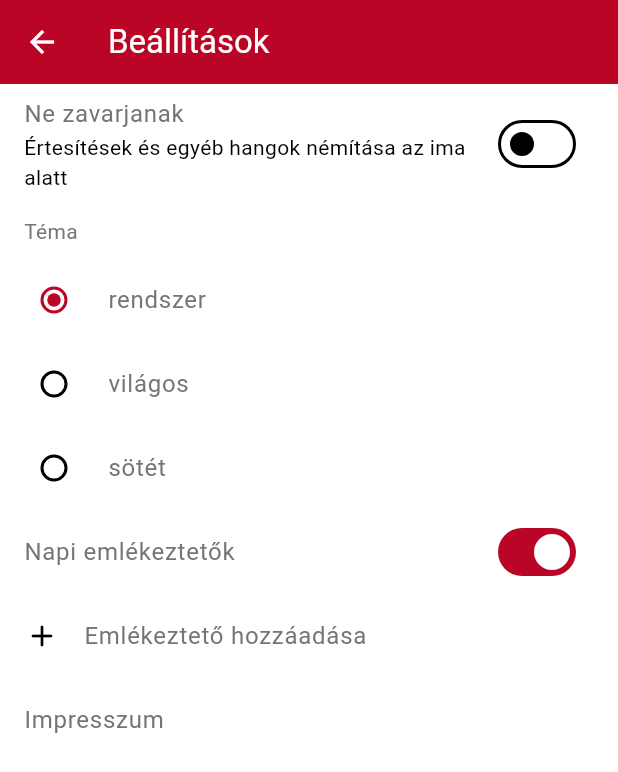
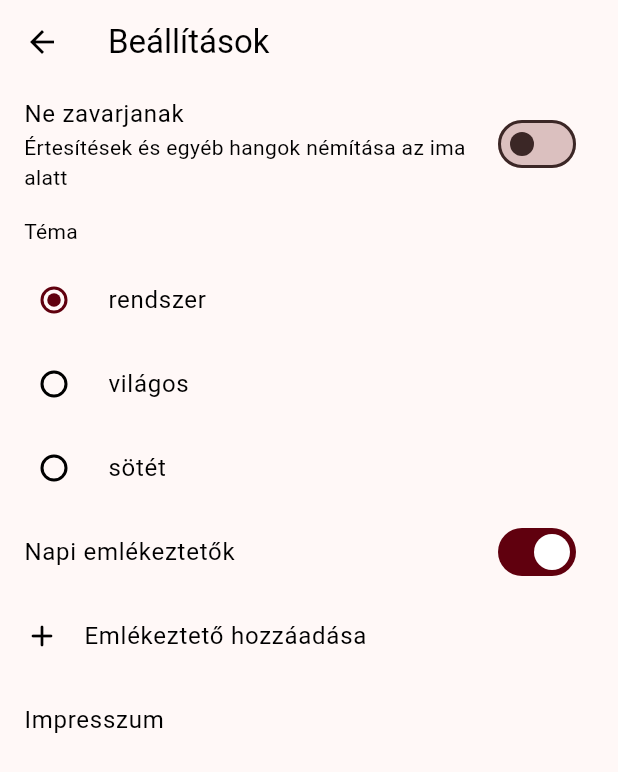
Before and after one commit to szentjozsefhackathon/ignacio_prayers_flutter_application, a Flutter app: the SettingsPage screen opened by its route, after a tap on "Ne zavarjanak", on a phone screen of 412 x 824 dp. Shown: the top 772 px of the screen. Run offline on Flutter 3.47's test engine with Material 3 defaults, Android fonts, the phone set to English and light mode, and no system bars; our stand-ins replace diacritic, just_audio, permission_handler, shared_preferences; missing offline and left inert: alarm, do_not_disturb, slugify; accounts and stored records are empty; generated files the repository leaves out were written again; network calls fail; statements that could not run were skipped.

Commit message:
make theme feel more material 3

```diff
--- a/lib/main.dart
+++ b/lib/main.dart
@@ -1,4 +1,5 @@
 import 'dart:io' show Platform;
+
 import 'package:alarm/alarm.dart';
 import 'package:flutter/foundation.dart' show kIsWeb;
 import 'package:flutter/material.dart';
@@ -7,9 +8,9 @@ import 'package:flutter_web_plugins/url_strategy.dart';
 import 'package:logging/logging.dart';
 import 'package:provider/provider.dart';
 
-import 'theme/theme.dart'; // Import the colors file
 import 'data/settings_data.dart';
 import 'routes.dart';
+import 'theme.dart';
 
 void main() async {
   WidgetsFlutterBinding.ensureInitialized();
@@ -38,8 +39,8 @@ class IgnacioPrayersApp extends StatelessWidget {
           final settings = context.watch<SettingsData>();
           return MaterialApp(
             title: 'Ignáci imák',
-            theme: AppTheme.lightTheme,
-            darkTheme: AppTheme.darkTheme,
+            theme: AppTheme.light,
+            darkTheme: AppTheme.dark,
             themeMode: settings.themeMode,
             initialRoute: Routes.home,
             onGenerateRoute: Routes.onGenerateRoute,
--- /dev/null
+++ b/lib/theme.dart
@@ -0,0 +1,28 @@
+import 'package:flutter/material.dart';
+
+class AppTheme {
+  AppTheme._();
+
+  static const _kPrimaryColor = Color(0xFFBA0527);
+  static const _kPrimaryColorDark = Color(0xFFBA0527);
+
+  static final light = ThemeData(
+    brightness: Brightness.light,
+    colorScheme: ColorScheme.fromSeed(
+      seedColor: _kPrimaryColor,
+      brightness: Brightness.light,
+      dynamicSchemeVariant: DynamicSchemeVariant.vibrant,
+      contrastLevel: 1,
+    ),
+  );
+
+  static final dark = ThemeData(
+    brightness: Brightness.dark,
+    colorScheme: ColorScheme.fromSeed(
+      seedColor: _kPrimaryColorDark,
+      brightness: Brightness.dark,
+      dynamicSchemeVariant: DynamicSchemeVariant.vibrant,
+      contrastLevel: 1,
+    ),
+  );
+}
--- a/lib/theme/colors.dart
+++ /dev/null
@@ -1,12 +0,0 @@
-import 'package:flutter/material.dart';
-
-class AppColors {
-  static const Color primary = Color(0xFFBA0527);
-  static const Color primaryDark = Color(0xFFBA0527);
-  static const Color primaryLight = Color(0xFFFFCDD2);
-  static const Color accent = Color(0xFF607D8B);
-  static const Color primaryText = Color(0xFF212121);
-  static const Color secondaryText = Color(0xFF757575);
-  static const Color icons = Color(0xFFFFFFFF);
-  static const Color divider = Color(0xFFBDBDBD);
-}
--- a/lib/theme/theme.dart
+++ /dev/null
@@ -1,42 +0,0 @@
-import 'package:flutter/material.dart';
-import 'colors.dart'; // Import the colors file
-
-class AppTheme {
-  static final lightTheme = ThemeData(
-    brightness: Brightness.light,
-    colorScheme: const ColorScheme.light().copyWith(
-      primary: AppColors.primary,
-      onPrimary: AppColors.icons,
-      secondary: AppColors.accent,
-      onSecondary: Colors.white,
-      surface: Colors.white,
-      onSurface: AppColors.secondaryText,
-      error: Colors.red,
-      onError: Colors.white,
-    ),
-    appBarTheme: const AppBarTheme(
-      backgroundColor: AppColors.primary,
-      foregroundColor: AppColors.icons,
-    ),
-    dividerColor: AppColors.divider,
-  );
-
-  static final darkTheme = ThemeData(
-    brightness: Brightness.dark,
-    colorScheme: const ColorScheme.dark().copyWith(
-      primary: AppColors.primaryDark,
-      onPrimary: AppColors.icons,
-      secondary: AppColors.accent,
-      onSecondary: Colors.white,
-      surface: Colors.black,
-      onSurface: AppColors.secondaryText,
-      error: Colors.red,
-      onError: Colors.white,
-    ),
-    appBarTheme: const AppBarTheme(
-      backgroundColor: AppColors.primaryDark,
-      foregroundColor: AppColors.icons,
-    ),
-    dividerColor: AppColors.divider,
-  );
-}
```
